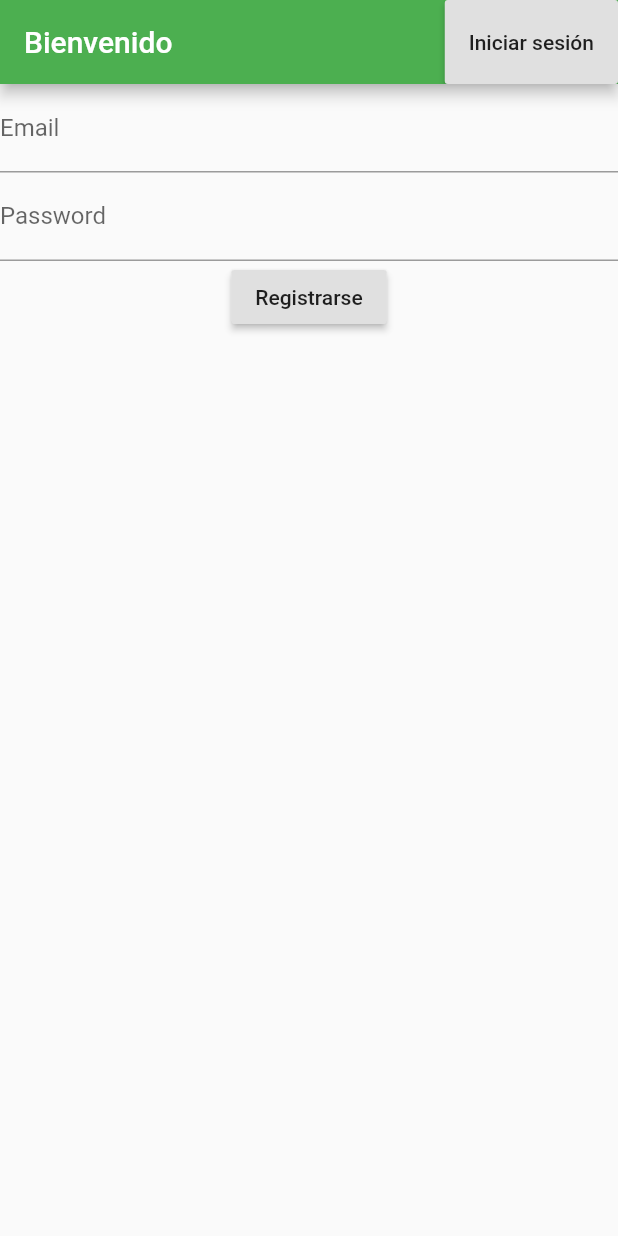
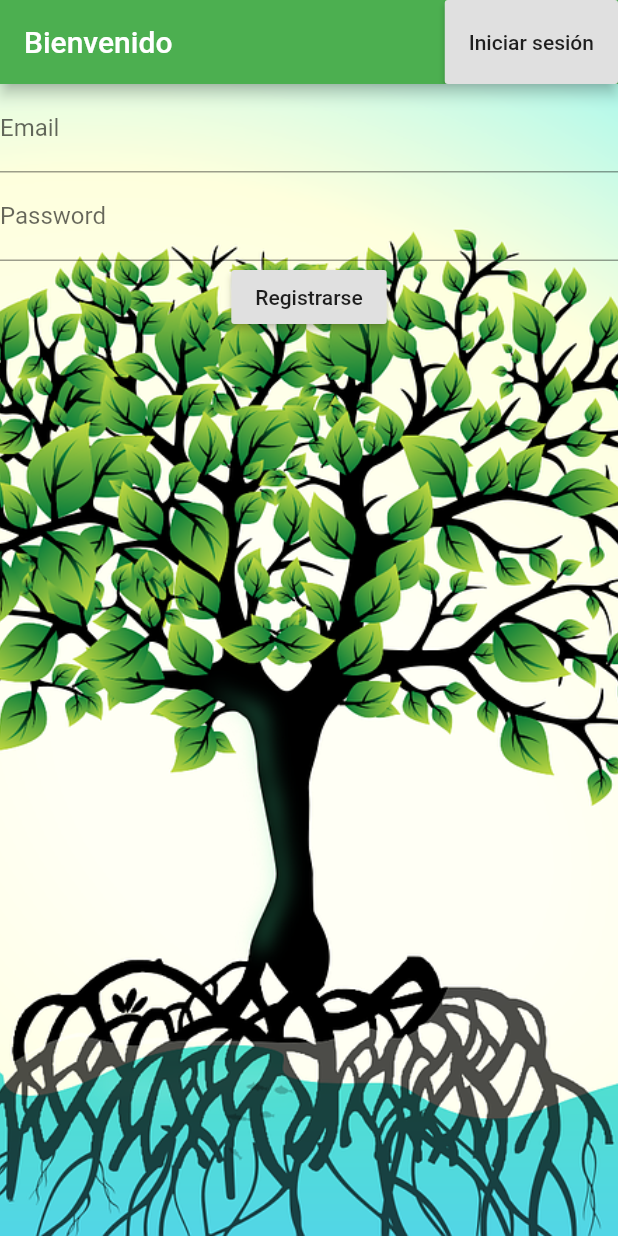
Before and after one commit to Juan-Gonzalez-Cuadros/administrador_cultivos, a Flutter app: the screen it shows after launch, on a phone screen of 412 x 824 dp. Run offline on Flutter 3.47's test engine with Material 2 defaults, Android fonts, the phone set to English and light mode, and no system bars; our stand-ins replace cloud_firestore, firebase_auth, firebase_core, firebase_storage, flutter_image_compress, image_cropper and 1 more; accounts and stored records are empty.

Commit message:
Update sign_up.dart

```diff
--- a/lib/sign_up.dart
+++ b/lib/sign_up.dart
@@ -89,7 +89,14 @@ class SignUpPage extends StatelessWidget {
               child: Text("Iniciar sesión"),
             ),
           ]),
-      body: Column(
+      body: Container(
+        decoration: BoxDecoration(
+          image: DecorationImage(
+            image: AssetImage("lib/img/tree-picture.png"),
+            fit: BoxFit.cover,
+          ),
+        ),
+        child: Column(
           children: [
             TextField(
               controller: emailController,
@@ -114,6 +121,7 @@ class SignUpPage extends StatelessWidget {
             )
           ],
         ),
+      ),
     );
   }
 }
```
Lines whose indentation alone changed are shown as unchanged.
